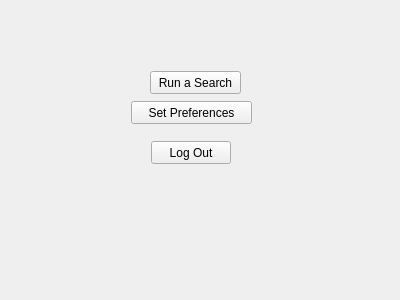
The window that desktop/userhomescreen.ui (gregbove/Pet-Matching-App) describes before a commit, drawn with Qt 5.
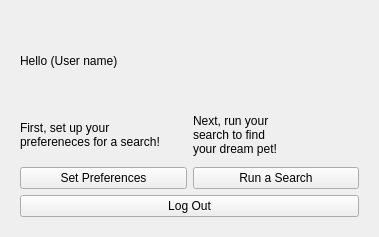
The same window after the commit.

Diff of the .ui file:
```diff
--- a/desktop/userhomescreen.ui
+++ b/desktop/userhomescreen.ui
@@ -6,8 +6,8 @@
    <rect>
     <x>0</x>
     <y>0</y>
-    <width>400</width>
-    <height>300</height>
+    <width>379</width>
+    <height>237</height>
    </rect>
   </property>
   <property name="windowTitle">
@@ -17,45 +17,65 @@
    <item>
     <widget class="QStackedWidget" name="stackedWidget">
      <widget class="QWidget" name="page">
-      <widget class="QPushButton" name="homeButton">
-       <property name="geometry">
-        <rect>
-         <x>140</x>
-         <y>130</y>
-         <width>80</width>
-         <height>23</height>
-        </rect>
-       </property>
+      <layout class="QVBoxLayout" name="verticalLayout_3">
+       <item>
+        <widget class="QLabel" name="header">
+         <property name="text">
+          <string>Hello (User name)</string>
+         </property>
+        </widget>
+       </item>
+       <item>
+        <layout class="QHBoxLayout" name="horizontalLayout_2">
+         <item>
+          <layout class="QVBoxLayout" name="verticalLayout">
+           <item>
+            <widget class="QLabel" name="label">
        <property name="text">
-        <string>Log Out</string>
-       </property>
-      </widget>
+              <string>First, set up your 
+prefereneces for a search!</string>
+             </property>
+            </widget>
+           </item>
+           <item>
       <widget class="QPushButton" name="setPreferencesButton">
-       <property name="geometry">
-        <rect>
-         <x>120</x>
-         <y>90</y>
-         <width>121</width>
-         <height>23</height>
-        </rect>
-       </property>
        <property name="text">
         <string>Set Preferences</string>
        </property>
       </widget>
+           </item>
+          </layout>
+         </item>
+         <item>
+          <layout class="QVBoxLayout" name="verticalLayout_2">
+           <item>
+            <widget class="QLabel" name="label_2">
+             <property name="text">
+              <string>Next, run your 
+search to find 
+your dream pet!</string>
+             </property>
+            </widget>
+           </item>
+           <item>
       <widget class="QPushButton" name="searchButton">
-       <property name="geometry">
-        <rect>
-         <x>139</x>
-         <y>60</y>
-         <width>91</width>
-         <height>23</height>
-        </rect>
-       </property>
        <property name="text">
         <string>Run a Search</string>
        </property>
       </widget>
+           </item>
+          </layout>
+         </item>
+        </layout>
+       </item>
+       <item>
+        <widget class="QPushButton" name="homeButton">
+         <property name="text">
+          <string>Log Out</string>
+         </property>
+        </widget>
+       </item>
+      </layout>
      </widget>
     </widget>
    </item>
```
Lines whose indentation alone changed are shown as unchanged.
